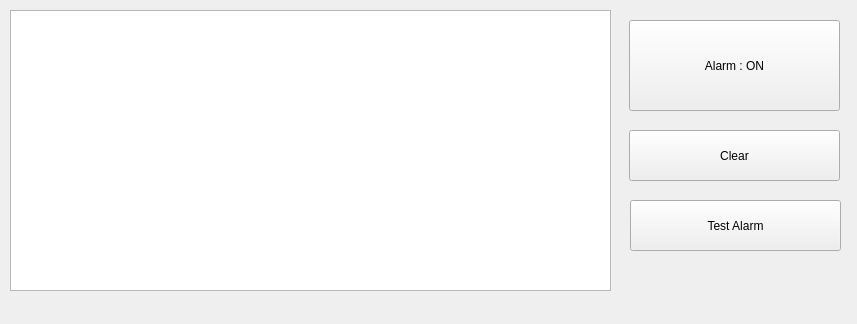
Old version of the form watchDog/logalert.ui in the repository DGIST-ARTIV/Integrated_SW.
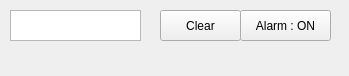
New version of the form. Icons and pictures are not drawn.

Patch:
```diff
--- a/watchDog/logalert.ui
+++ b/watchDog/logalert.ui
@@ -6,8 +6,8 @@
    <rect>
     <x>0</x>
     <y>0</y>
-    <width>857</width>
-    <height>324</height>
+    <width>349</width>
+    <height>76</height>
    </rect>
   </property>
   <property name="windowTitle">
@@ -21,10 +21,10 @@
    <widget class="QPushButton" name="pushButton">
     <property name="geometry">
      <rect>
-      <x>629</x>
-      <y>20</y>
-      <width>211</width>
-      <height>91</height>
+      <x>240</x>
+      <y>10</y>
+      <width>91</width>
+      <height>31</height>
      </rect>
     </property>
     <property name="text">
@@ -36,37 +36,24 @@
      <rect>
       <x>10</x>
       <y>10</y>
-      <width>601</width>
-      <height>281</height>
+      <width>131</width>
+      <height>31</height>
      </rect>
     </property>
    </widget>
    <widget class="QPushButton" name="pushButton_2">
     <property name="geometry">
      <rect>
-      <x>629</x>
-      <y>130</y>
-      <width>211</width>
-      <height>51</height>
+      <x>160</x>
+      <y>10</y>
+      <width>81</width>
+      <height>31</height>
      </rect>
     </property>
     <property name="text">
      <string>Clear</string>
     </property>
    </widget>
-   <widget class="QPushButton" name="pushButton_3">
-    <property name="geometry">
-     <rect>
-      <x>630</x>
-      <y>200</y>
-      <width>211</width>
-      <height>51</height>
-     </rect>
-    </property>
-    <property name="text">
-     <string>Test Alarm</string>
-    </property>
-   </widget>
   </widget>
   <widget class="QMenuBar" name="menubar">
    <property name="geometry">
```
Left out of the diff: 4 changed lines with no effect on the pictures.
